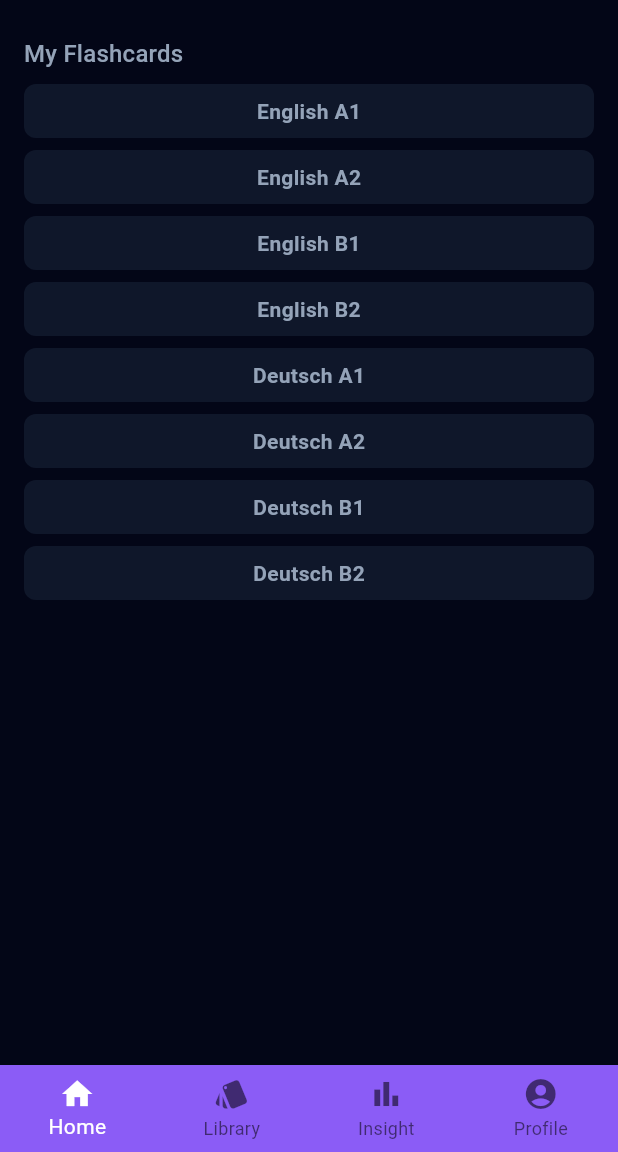
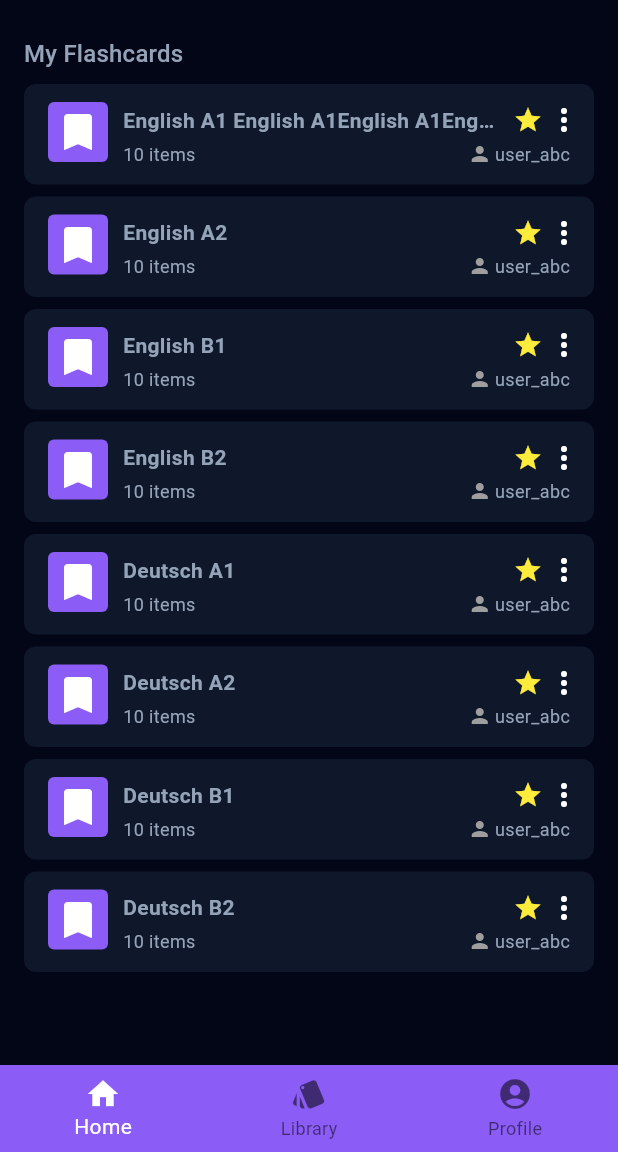
Before and after one commit to Samandriel/cardable-app, a Flutter app: the screen it shows after launch, on a phone screen of 412 x 824 dp, the part 84-1236 px from its top. Run offline on Flutter 3.47's test engine with Material 3 defaults, Android fonts, the phone set to English and light mode, and no system bars.

Commit message:
Style flashcard item

```diff
--- a/lib/data/data.dart
+++ b/lib/data/data.dart
@@ -131,7 +131,7 @@ List<FlashcardDeck> germanFlashcards = [
 
 List<FlashcardDeck> englishFlashcards = [
   FlashcardDeck(
-    name: "English A1",
+    name: "English A1 English A1English A1English A1English A1English A1",
     cards: englishA1Words,
     publishType: PublishType.public,
   ),
--- a/lib/widgets/bottom_navigation.dart
+++ b/lib/widgets/bottom_navigation.dart
@@ -22,10 +22,10 @@ class BottomNavigation extends StatelessWidget {
           icon: Icon(Icons.style),
           label: 'Library',
         ),
-        BottomNavigationBarItem(
-          icon: Icon(Icons.bar_chart),
-          label: 'Insight',
-        ),
+        // BottomNavigationBarItem(
+        //   icon: Icon(Icons.bar_chart),
+        //   label: 'Insight',
+        // ),
         BottomNavigationBarItem(
           icon: Icon(Icons.account_circle),
           label: 'Profile',
--- a/lib/widgets/flashcard/flashcard_item.dart
+++ b/lib/widgets/flashcard/flashcard_item.dart
@@ -13,16 +13,108 @@ class FlashcardItem extends StatelessWidget {
         color: Theme.of(context).colorScheme.surfaceContainer,
         borderRadius: BorderRadius.circular(8.0),
       ),
-      child: Padding(
-        padding: const EdgeInsets.all(8.0),
-        child: Column(
-          children: [
-            Text(
-              flashcard.name,
-              style: const TextStyle(fontWeight: FontWeight.bold),
+      padding: const EdgeInsets.fromLTRB(16.0, 12.0, 8.0, 12.0),
+      child: Row(
+        crossAxisAlignment: CrossAxisAlignment.start,
+        children: [
+          Container(
+            decoration: BoxDecoration(
+              color: Theme.of(context).colorScheme.primary,
+              borderRadius: BorderRadius.circular(4.0),
             ),
-          ],
-        ),
+            padding: const EdgeInsets.all(4.0),
+            child: const Icon(
+              Icons.bookmark,
+              color: Colors.white,
+              size: 32.0,
+            ),
+          ),
+          Expanded(
+            child: Container(
+              margin: const EdgeInsets.only(left: 10.0),
+              width: double.infinity,
+              child: Column(
+                crossAxisAlignment: CrossAxisAlignment.start,
+                children: [
+                  Row(
+                    crossAxisAlignment: CrossAxisAlignment.center,
+                    children: [
+                      Expanded(
+                        child: Text(
+                          flashcard.name,
+                          style: const TextStyle(fontWeight: FontWeight.bold),
+                          maxLines: 1,
+                          overflow: TextOverflow.ellipsis,
+                          textWidthBasis: TextWidthBasis.parent,
+                        ),
+                      ),
+                      const SizedBox(width: 10),
+                      GestureDetector(
+                        onTap: () {},
+                        child: const Icon(
+                          Icons.star,
+                          color: Colors.yellow,
+                          size: 20.0,
+                        ),
+                      ),
+                      const SizedBox(width: 2),
+                      GestureDetector(
+                        onTap: () {},
+                        child: const Icon(
+                          Icons.more_vert,
+                          color: Colors.white,
+                          size: 24.0,
+                        ),
+                      ),
+                    ],
+                  ),
+                  const SizedBox(height: 2),
+                  Row(
+                    // mainAxisAlignment: MainAxisAlignment.spaceBetween,
+                    children: [
+                      Text(
+                        '${flashcard.cards.length.toString()} items',
+                        maxLines: 1,
+                        style: const TextStyle(
+                          fontSize: 12.0,
+                        ),
+                      ),
+                      Expanded(
+                        child: Container(
+                          alignment: Alignment.centerRight,
+                          margin: const EdgeInsets.only(left: 8.0, right: 8.0),
+                          child: const Row(
+                            mainAxisSize: MainAxisSize.min,
+                            // mainAxisAlignment: MainAxisAlignment.end,
+                            children: [
+                              Icon(
+                                Icons.person,
+                                color: Colors.grey,
+                                size: 16.0,
+                              ),
+                              SizedBox(width: 2),
+                              Flexible(
+                                child: Text(
+                                  'user_abc',
+                                  maxLines: 1,
+                                  style: TextStyle(
+                                    fontSize: 12.0,
+                                  ),
+                                  overflow: TextOverflow.ellipsis,
+                                  textWidthBasis: TextWidthBasis.longestLine,
+                                ),
+                              ),
+                            ],
+                          ),
+                        ),
+                      ),
+                    ],
+                  )
+                ],
+              ),
+            ),
+          ),
+        ],
       ),
     );
   }
```
